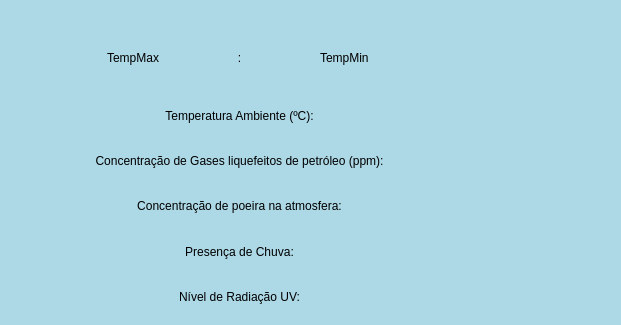
matheussebastiani/Lab3-Projeto-Final, file QT Project/Projeto-Final-Lab3/mainwindow.ui: the form before one commit; both pictures show x 0 to 621 and y 140 to 465 of the 946 by 465 pixel window.
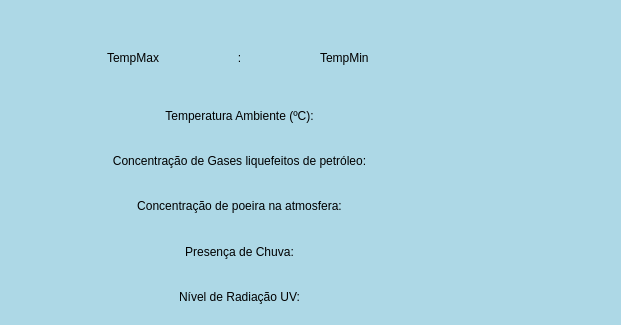
The form after the commit.

Patch:
```diff
--- a/QT Project/Projeto-Final-Lab3/mainwindow.ui
+++ b/QT Project/Projeto-Final-Lab3/mainwindow.ui
@@ -85,7 +85,7 @@
       <item row="1" column="0">
        <widget class="QLabel" name="gases_label">
         <property name="text">
-         <string>Concentração de Gases liquefeitos de petróleo (ppm):</string>
+         <string>Concentração de Gases liquefeitos de petróleo:</string>
         </property>
         <property name="alignment">
          <set>Qt::AlignCenter</set>
```
